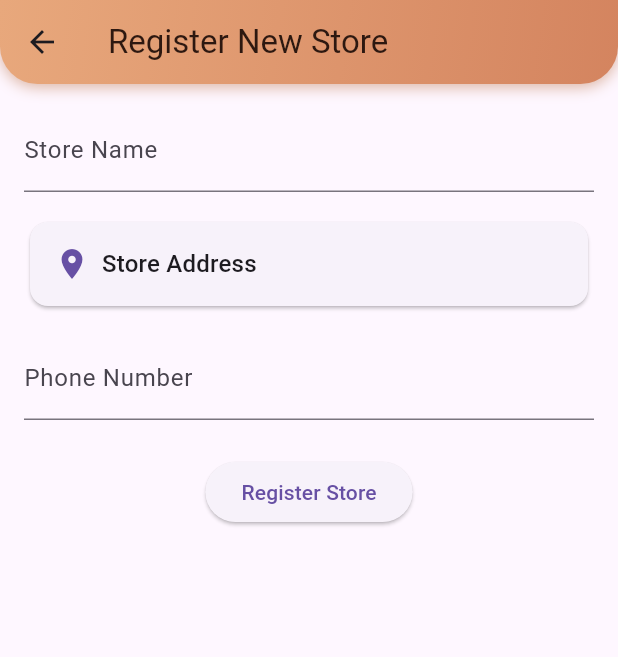
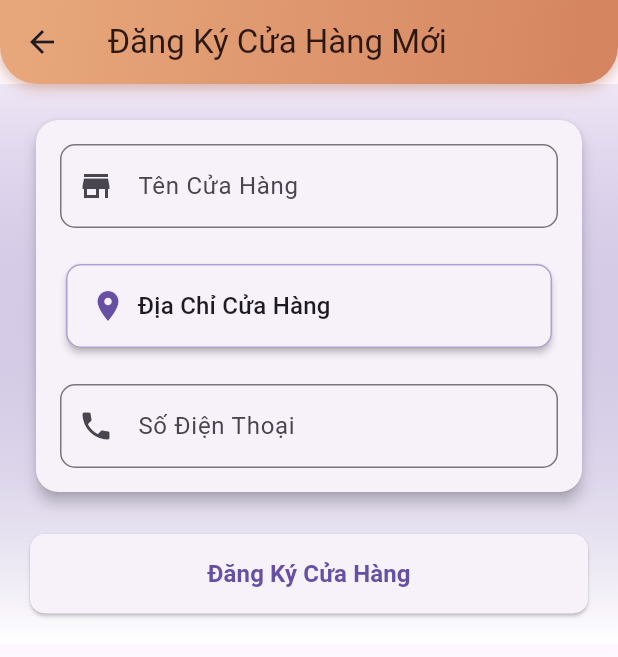
Before and after one commit to CCVpopular/appgiaohang, a Flutter app: the StoreRegistrationPage screen opened by its route, on a phone screen of 412 x 824 dp. Shown: the top 657 px of the screen. Run offline on Flutter 3.47's test engine with Material 3 defaults, Android fonts, the phone set to English and light mode, and no system bars; our stand-ins replace dio, firebase_core, firebase_messaging, fl_chart, flutter_local_notifications, flutter_svg and 6 more; missing offline and left inert: agora_rtc_engine, flutter_stripe, vietmap_flutter_gl, vietmap_flutter_navigation; accounts and stored records are empty; network calls fail.

Commit message:
Enhance store registration page UI: localize text, improve layout with gradient background, and update form styling for better user experience

```diff
--- a/lib/screens/user/store_registration_page.dart
+++ b/lib/screens/user/store_registration_page.dart
@@ -62,10 +62,8 @@ class _StoreRegistrationPageState extends State<StoreRegistrationPage> {
   }
 
   void _selectAddress() async {
-    final result = await Navigator.pushNamed(
-      context,
-      '/store-address-map'
-    ) as Map<String, dynamic>?;
+    final result = await Navigator.pushNamed(context, '/store-address-map')
+        as Map<String, dynamic>?;
 
     if (result != null) {
       setState(() {
@@ -79,67 +77,129 @@ class _StoreRegistrationPageState extends State<StoreRegistrationPage> {
   @override
   Widget build(BuildContext context) {
     return Scaffold(
-      appBar:const CustomAppBar(title:'Register New Store'),
+      appBar: const CustomAppBar(title: 'Đăng Ký Cửa Hàng Mới'),
       body: _isLoading
           ? const Center(child: CircularProgressIndicator())
-          : SingleChildScrollView(
-              padding: const EdgeInsets.all(16),
+          : Container(
+              decoration: BoxDecoration(
+                gradient: LinearGradient(
+                  begin: Alignment.topCenter,
+                  end: Alignment.bottomCenter,
+                  colors: [
+                    Theme.of(context).primaryColor.withOpacity(0.1),
+                    Colors.white,
+                  ],
+                ),
+              ),
+              child: SingleChildScrollView(
+                padding: const EdgeInsets.all(20),
                 child: Form(
                   key: _formKey,
+                  child: Column(
+                    crossAxisAlignment: CrossAxisAlignment.stretch,
+                    children: [
+                      Card(
+                        elevation: 4,
+                        shape: RoundedRectangleBorder(
+                          borderRadius: BorderRadius.circular(15),
+                        ),
+                        child: Padding(
+                          padding: const EdgeInsets.all(16),
                           child: Column(
                             children: [
                               TextFormField(
                                 controller: _nameController,
-                      decoration:
-                          const InputDecoration(labelText: 'Store Name'),
+                                decoration: InputDecoration(
+                                  labelText: 'Tên Cửa Hàng',
+                                  prefixIcon: const Icon(Icons.store),
+                                  border: OutlineInputBorder(
+                                    borderRadius: BorderRadius.circular(10),
+                                  ),
+                                ),
                                 validator: (value) => value?.isEmpty ?? true
-                          ? 'Please enter store name'
+                                    ? 'Vui lòng nhập tên cửa hàng'
                                     : null,
                               ),
-                    const SizedBox(height: 16),
+                              const SizedBox(height: 20),
                               Card(
+                                elevation: 2,
+                                shape: RoundedRectangleBorder(
+                                  borderRadius: BorderRadius.circular(10),
+                                  side: BorderSide(
+                                    color: Theme.of(context)
+                                        .primaryColor
+                                        .withOpacity(0.5),
+                                  ),
+                                ),
                                 child: InkWell(
                                   onTap: _selectAddress,
+                                  borderRadius: BorderRadius.circular(10),
                                   child: Padding(
                                     padding: const EdgeInsets.all(16),
                                     child: Column(
-                            crossAxisAlignment: CrossAxisAlignment.start,
+                                      crossAxisAlignment:
+                                          CrossAxisAlignment.start,
                                       children: [
                                         Row(
                                           children: [
                                             Icon(Icons.location_on,
-                                    color: Theme.of(context).primaryColor),
+                                                color: Theme.of(context)
+                                                    .primaryColor),
                                             const SizedBox(width: 8),
-                                  Text('Store Address',
-                                    style: Theme.of(context).textTheme.titleMedium),
+                                            Text('Địa Chỉ Cửa Hàng',
+                                                style: Theme.of(context)
+                                                    .textTheme
+                                                    .titleMedium),
                                           ],
                                         ),
                                         if (selectedAddress != null) ...[
                                           const SizedBox(height: 8),
                                           Text(selectedAddress!,
-                                  style: Theme.of(context).textTheme.bodyMedium),
+                                              style: Theme.of(context)
+                                                  .textTheme
+                                                  .bodyMedium),
                                         ],
                                       ],
                                     ),
                                   ),
                                 ),
                               ),
-                    const SizedBox(height: 16),
+                              const SizedBox(height: 20),
                               TextFormField(
                                 controller: _phoneController,
-                      decoration:
-                          const InputDecoration(labelText: 'Phone Number'),
+                                decoration: InputDecoration(
+                                  labelText: 'Số Điện Thoại',
+                                  prefixIcon: const Icon(Icons.phone),
+                                  border: OutlineInputBorder(
+                                    borderRadius: BorderRadius.circular(10),
+                                  ),
+                                ),
                                 keyboardType: TextInputType.phone,
                                 validator: (value) => value?.isEmpty ?? true
-                          ? 'Please enter phone number'
+                                    ? 'Vui lòng nhập số điện thoại'
                                     : null,
+                              ),
+                            ],
+                          ),
+                        ),
                       ),
                       const SizedBox(height: 24),
                       ElevatedButton(
                         onPressed: _submitStore,
-                      child: const Text('Register Store'),
+                        style: ElevatedButton.styleFrom(
+                          padding: const EdgeInsets.symmetric(vertical: 15),
+                          shape: RoundedRectangleBorder(
+                            borderRadius: BorderRadius.circular(10),
+                          ),
+                        ),
+                        child: const Text(
+                          'Đăng Ký Cửa Hàng',
+                          style: TextStyle(
+                              fontSize: 16, fontWeight: FontWeight.bold),
+                        ),
                       ),
                     ],
+                  ),
                 ),
               ),
             ),
```
Also changed, not shown: lib/screens/user/store_statistics_screen.dart (+57 -3 lines). Lines whose indentation alone changed are shown as unchanged.
